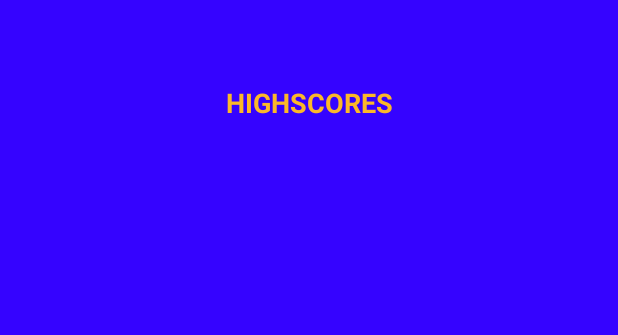
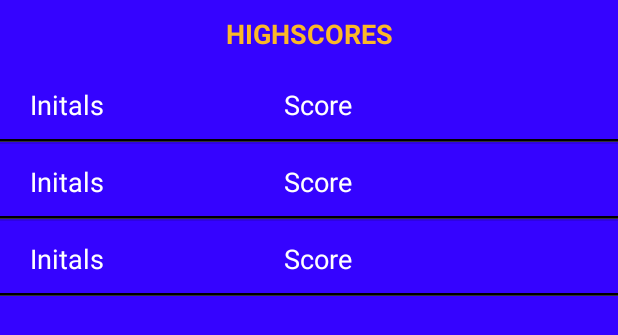
Before and after one commit to jversteg0921/Tic-Tac-Toe_Math, an Android app: the layout activity_highscores.xml on its own in the app's theme, with its tools: preview values and no code run, on a phone screen of 412 x 824 dp. Shown: the top 335 px of the screen. Run offline under Robolectric (Android 15) with nearby library versions, the phone set to English and light mode, and no system bars.

```diff
--- a/app/src/main/res/layout/activity_highscores.xml
+++ b/app/src/main/res/layout/activity_highscores.xml
@@ -1,14 +1,16 @@
 <?xml version="1.0" encoding="utf-8"?>
 <LinearLayout xmlns:android="http://schemas.android.com/apk/res/android"
+              xmlns:tools="http://schemas.android.com/tools"
               android:orientation="vertical"
               android:layout_width="match_parent"
               android:background="#3503ff"
+              tools:context=".HighscoresActivity"
               android:layout_height="match_parent">
     <TextView
         android:layout_width="fill_parent"
-        android:layout_height="0dp"
-        android:layout_weight="1"
+        android:layout_height="wrap_content"
         android:text="HIGHSCORES"
+        android:padding="10dp"
         android:gravity="center"
         android:textSize="18sp"
         android:textColor="#fbb829"
@@ -16,7 +18,7 @@
     <ListView
         android:id="@+id/highScoresView"
         android:layout_width="fill_parent"
-        android:layout_height="0dp"
-        android:layout_weight="5"/>
+        android:layout_height="wrap_content"
+        tools:listitem = "@layout/scores_row"/>
 
 </LinearLayout>
--- /dev/null
+++ b/app/src/main/res/layout/scores_row.xml
@@ -0,0 +1,61 @@
+<?xml version="1.0" encoding="utf-8"?>
+<LinearLayout xmlns:android="http://schemas.android.com/apk/res/android"
+              android:orientation="vertical"
+              android:layout_width="match_parent"
+              android:background="#3503ff"
+              android:layout_height="50dp">
+    <LinearLayout
+        android:orientation="horizontal"
+        android:layout_width="match_parent"
+        android:layout_height="48dp">
+
+        <view
+            android:layout_width="10dp"
+            android:layout_height="match_parent"
+            class= "android.view.View"
+            android:id="@+id/row_tab"/>
+        <TextView
+            android:layout_width="wrap_content"
+            android:layout_height="50dp"
+            android:gravity="center_vertical"
+            android:padding="10dp"
+            android:ellipsize="end"
+            android:maxLines="1"
+            android:textAppearance="?android:attr/textAppearanceLarge"
+            android:text="Initals"
+            android:id="@+id/initials_text"
+            android:textSize="18sp"
+            android:textColor="@android:color/white"/>
+
+        <Space
+            android:layout_width="100dp"
+            android:layout_height="match_parent"
+            />
+
+        <TextView
+            android:layout_width="wrap_content"
+            android:layout_height="50dp"
+            android:gravity="center_vertical"
+            android:padding="10dp"
+            android:ellipsize="end"
+            android:maxLines="1"
+            android:textAppearance="?android:attr/textAppearanceLarge"
+            android:text="Score"
+            android:id="@+id/score_text"
+            android:textSize="18sp"
+            android:textColor="@android:color/white"/>
+    </LinearLayout>
+
+    <view
+        android:layout_height="1dp"
+        class="android.view.View"
+        android:background="#000"
+        android:layout_width="fill_parent"/>
+    <view
+        android:layout_width="fill_parent"
+        android:layout_height="1dp"
+        class="android.view.View"
+        android:background="#333"/>
+
+
+</LinearLayout>
--- a/app/src/main/res/values/colors.xml
+++ b/app/src/main/res/values/colors.xml
@@ -3,4 +3,6 @@
     <item name="questionBlue" type="color">#0066ff</item>
     <item name="menuBackgroundBlue" type="color">#003366</item>
     <item name="aboutBackgroundBlue" type="color">#66ccff</item>
+    <item name="topTenScore" type="color">#F15928</item>
+    <item name="highScoresBackground" type="color">#3503ff</item>
 </resources>
```
Also changed, not shown: app/src/main/java/com/verstegenventures/android/tictactoe/DatabaseHelper.java (deleted, +0 -33 lines), app/src/main/java/com/verstegenventures/android/tictactoe/HighScore.java (added, +28 -0 lines), app/src/main/java/com/verstegenventures/android/tictactoe/HighScoresCursorAdapter.java (added, +48 -0 lines), app/src/main/java/com/verstegenventures/android/tictactoe/HighscoresActivity.java (+55 -4 lines), app/src/main/java/com/verstegenventures/android/tictactoe/MainActivity.java (+2 -6 lines), app/src/main/java/com/verstegenventures/android/tictactoe/scoresDbAdapter.java (added, +129 -0 lines).
